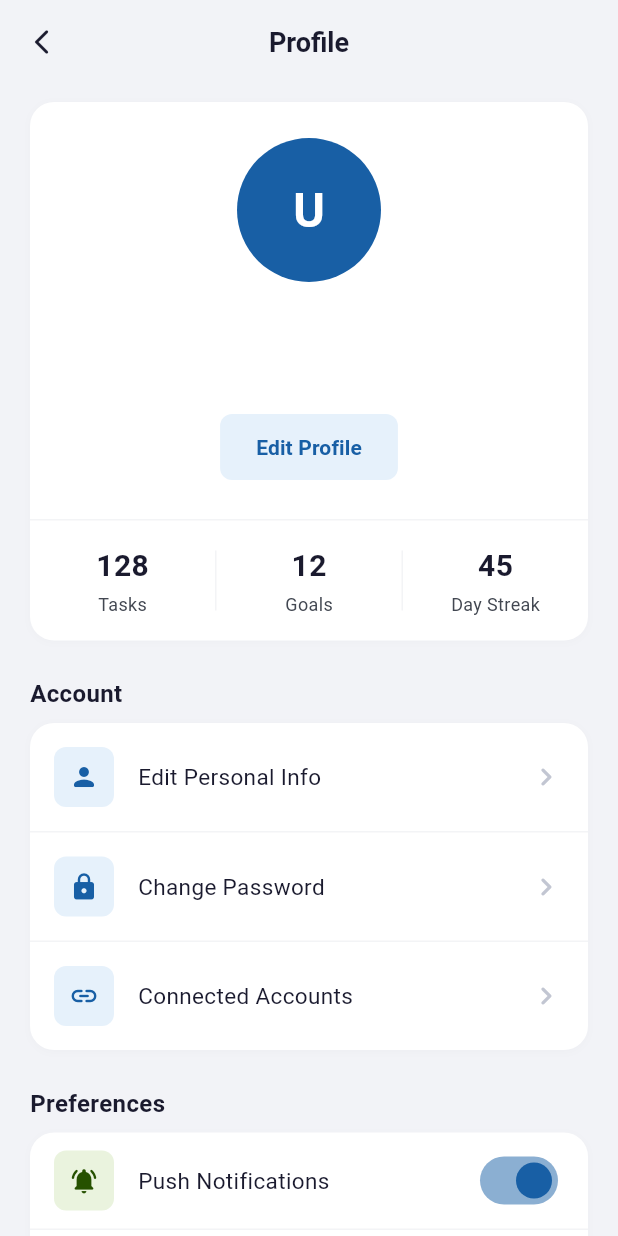
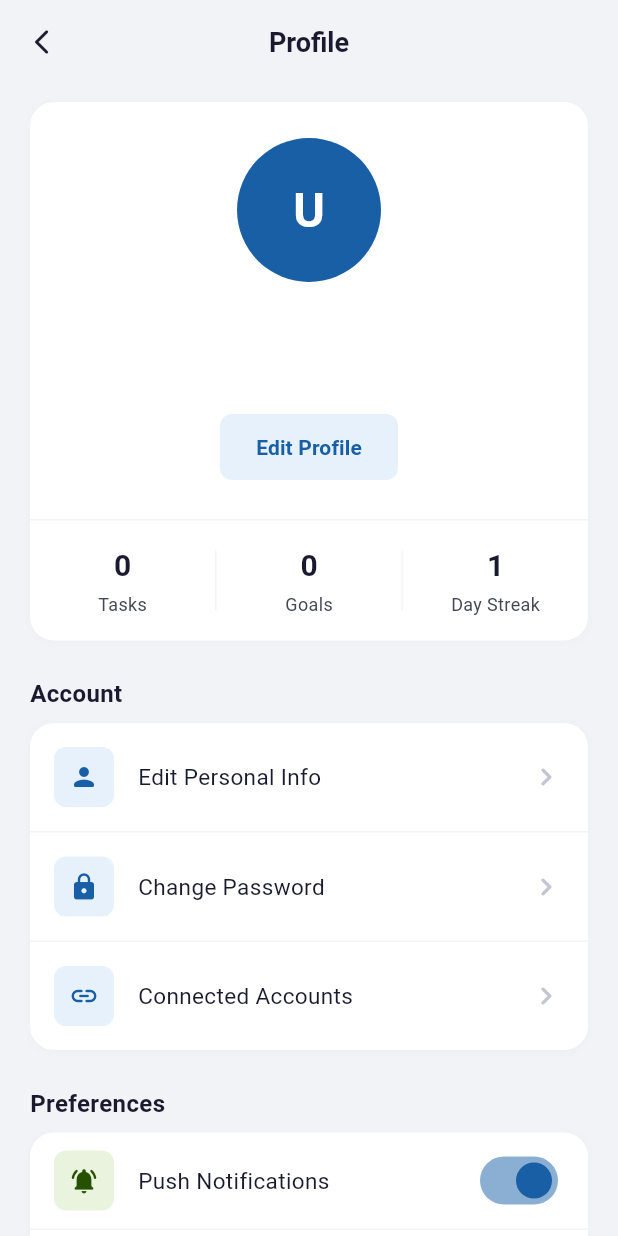
Before and after one commit to azimadanan/MAP-Project-ADEA, a Flutter app: the ProfileScreen screen opened directly, on a phone screen of 412 x 824 dp. Run offline on Flutter 3.47's test engine with Material 3 defaults, Android fonts, the phone set to English and light mode, and no system bars; our stand-ins replace cloud_firestore, equatable, firebase_auth, firebase_core, fl_chart, flutter_bloc and 4 more; accounts and stored records are empty; statements that could not run were skipped.

Commit message:
fix: make profile stats tasks and goals count dynamic using StreamBuilders

```diff
--- a/lib/screens/profile/profile_screen.dart
+++ b/lib/screens/profile/profile_screen.dart
@@ -4,6 +4,10 @@ import '../../blocs/auth/auth_bloc.dart';
 import '../../blocs/auth/auth_event.dart';
 import '../../blocs/auth/auth_state.dart';
 import '../../repositories/user_repository.dart';
+import '../../models/task_model.dart';
+import '../../models/goal_model.dart';
+import '../../services/task_service.dart';
+import '../../services/goal_service.dart';
 
 /// Profile Screen — User info, edit name/preferences, logout matching Stitch Design
 class ProfileScreen extends StatefulWidget {
@@ -14,6 +18,8 @@ class ProfileScreen extends StatefulWidget {
 
 class _ProfileScreenState extends State<ProfileScreen> {
   final _userRepo = UserRepository();
+  final _taskService = TaskService();
+  final _goalService = GoalService();
   bool _notificationsOn = true;
   bool _darkModeOn = false;
   bool _dailySummaryOn = true;
@@ -147,11 +153,27 @@ class _ProfileScreenState extends State<ProfileScreen> {
                         decoration: BoxDecoration(border: Border(top: BorderSide(color: outlineColor.withOpacity(0.2)))),
                         child: Row(
                           children: [
-                            Expanded(child: _statItem('128', 'Tasks', textColor, subtextColor)),
+                            Expanded(
+                              child: StreamBuilder<List<TaskModel>>(
+                                stream: _taskService.getTasks(),
+                                builder: (context, snapshot) {
+                                  final count = snapshot.data?.length ?? 0;
+                                  return _statItem('$count', 'Tasks', textColor, subtextColor);
+                                },
+                              ),
+                            ),
                             Container(width: 1, height: 40, color: outlineColor.withOpacity(0.2)),
-                            Expanded(child: _statItem('12', 'Goals', textColor, subtextColor)),
+                            Expanded(
+                              child: StreamBuilder<List<GoalModel>>(
+                                stream: _goalService.getGoals(),
+                                builder: (context, snapshot) {
+                                  final count = snapshot.data?.length ?? 0;
+                                  return _statItem('$count', 'Goals', textColor, subtextColor);
+                                },
+                              ),
+                            ),
                             Container(width: 1, height: 40, color: outlineColor.withOpacity(0.2)),
-                            Expanded(child: _statItem('45', 'Day Streak', textColor, subtextColor)),
+                            Expanded(child: _statItem('1', 'Day Streak', textColor, subtextColor)),
                           ],
                         ),
                       ),
```
